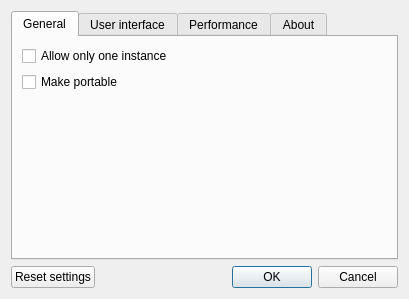
Above: src/ui/settingsdialog.ui from Tasssadar/Lorris before the change. Below: the same form after it.
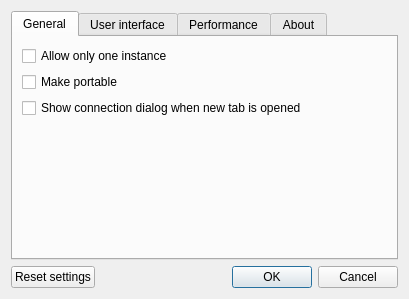
That is the form after the change.

Commit message: [748] Make ConnectionDialog on new tab optional

```diff
--- a/src/ui/settingsdialog.ui
+++ b/src/ui/settingsdialog.ui
@@ -45,6 +45,13 @@
          </property>
         </widget>
        </item>
+       <item>
+        <widget class="QCheckBox" name="connDlgBox">
+         <property name="text">
+          <string>Show connection dialog when new tab is opened</string>
+         </property>
+        </widget>
+       </item>
        <item>
         <spacer name="verticalSpacer_7">
          <property name="orientation">
```
Left out of the diff: 1 changed line with no effect on the pictures. The commit also changes 12 other files.
